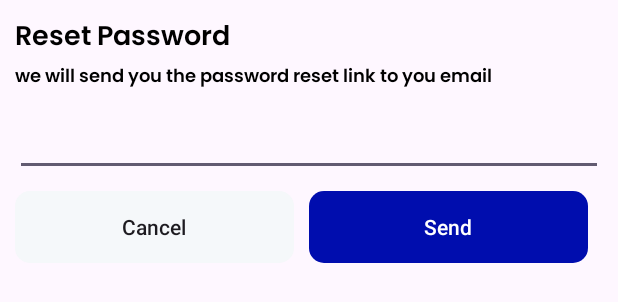
After one commit to rahulverma41328/E-Commerce-App, an Android app: the layout reset_password_dialog.xml on its own in the app's theme, with its tools: preview values and no code run, on a phone screen of 412 x 824 dp. The commit adds this screen. Shown: the top 302 px of the screen. Run offline under Robolectric (Android 15) with nearby library versions, the phone set to English and light mode, and no system bars.

Commit message:
added reset password code

```diff
--- /dev/null
+++ b/app/src/main/res/layout/reset_password_dialog.xml
@@ -0,0 +1,78 @@
+<?xml version="1.0" encoding="utf-8"?>
+<androidx.constraintlayout.widget.ConstraintLayout xmlns:android="http://schemas.android.com/apk/res/android"
+    android:layout_width="match_parent"
+    android:layout_height="wrap_content"
+    xmlns:app="http://schemas.android.com/apk/res-auto">
+
+    <TextView
+        android:id="@+id/tvResetPassword"
+        android:layout_width="wrap_content"
+        android:layout_height="wrap_content"
+        android:layout_marginTop="10dp"
+        android:fontFamily="@font/poppins_thin"
+        android:textColor="@color/black"
+        android:textSize="18sp"
+        android:text="Reset Password"
+        android:textStyle="bold"
+        app:layout_constraintStart_toStartOf="parent"
+        app:layout_constraintTop_toTopOf="parent"
+        android:layout_marginStart="10dp"/>
+
+    <TextView
+        android:id="@+id/tvResetPasswordText"
+        android:layout_width="0dp"
+        android:layout_height="wrap_content"
+        android:layout_marginEnd="10dp"
+        android:fontFamily="@font/poppins_thin"
+        android:text="we will send you the password reset link to you email"
+        android:textColor="@color/black"
+        android:textSize="12sp"
+        android:textStyle="bold"
+        app:layout_constraintStart_toStartOf="@+id/tvResetPassword"
+        app:layout_constraintEnd_toEndOf="parent"
+        app:layout_constraintTop_toBottomOf="@+id/tvResetPassword"/>
+
+    <EditText
+        android:id="@+id/edResetPassword"
+        android:layout_width="0dp"
+        android:layout_height="wrap_content"
+        android:layout_marginTop="10dp"
+        android:layout_marginBottom="20dp"
+        app:layout_constraintTop_toBottomOf="@+id/tvResetPasswordText"
+        app:layout_constraintEnd_toEndOf="@+id/tvResetPasswordText"
+        app:layout_constraintStart_toStartOf="@+id/tvResetPasswordText"/>
+
+    <LinearLayout
+        android:layout_width="0dp"
+        android:layout_height="wrap_content"
+        android:layout_marginTop="10dp"
+        android:layout_marginBottom="20dp"
+        app:layout_constraintBottom_toBottomOf="parent"
+        app:layout_constraintEnd_toEndOf="@id/edResetPassword"
+        app:layout_constraintStart_toStartOf="@id/edResetPassword"
+        app:layout_constraintTop_toBottomOf="@id/edResetPassword">
+
+
+        <androidx.appcompat.widget.AppCompatButton
+            android:id="@+id/buttonCancelResetPassword"
+            android:layout_width="wrap_content"
+            android:layout_height="wrap_content"
+            android:layout_marginEnd="10dp"
+            android:layout_weight="1"
+            android:background="@drawable/white_background"
+            android:text="Cancel"
+            android:textAllCaps="false"/>
+
+        <androidx.appcompat.widget.AppCompatButton
+            android:id="@+id/buttonSendResetPassword"
+            android:layout_width="wrap_content"
+            android:layout_height="wrap_content"
+            android:layout_marginEnd="10dp"
+            android:layout_weight="1"
+            android:background="@drawable/blue_background"
+            android:text="Send"
+            android:textColor="@color/white"
+            android:textAllCaps="false"/>
+
+    </LinearLayout>
+</androidx.constraintlayout.widget.ConstraintLayout>
```
Also changed, not shown: app/src/main/java/com/example/ecommerceproject/dialog/ResetPasswordDialog.kt (added, +28 -0 lines), app/src/main/java/com/example/ecommerceproject/firebase/loginRegister/LoginFragment.kt (+23 -0 lines), app/src/main/java/com/example/ecommerceproject/viewModel/LoginViewModel.kt (+18 -0 lines).
